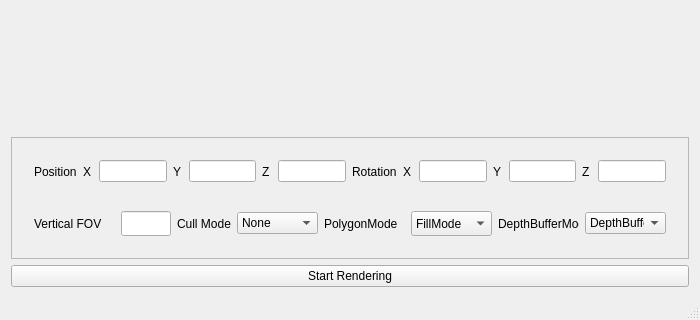
Before: the Qt Designer form graytracer.ui in wolfand11/GRaytracer, drawn with Qt 5; both pictures show x 0 to 700 and y 380 to 700 of the 700 by 700 pixel window.
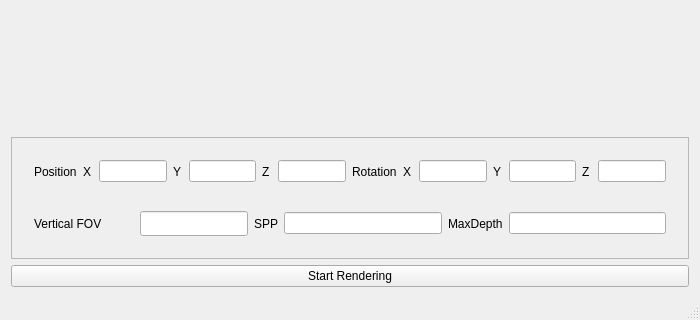
After: the same form once the commit is applied.

```diff
--- a/graytracer.ui
+++ b/graytracer.ui
@@ -447,113 +447,22 @@
           <item>
            <widget class="QLabel" name="cullModeLabel">
             <property name="text">
-             <string>Cull Mode</string>
+             <string>SPP</string>
             </property>
            </widget>
           </item>
           <item>
-           <widget class="QComboBox" name="cullModeCB">
-            <item>
-             <property name="text">
-              <string>None</string>
-             </property>
-            </item>
-            <item>
-             <property name="text">
-              <string>Front</string>
-             </property>
-            </item>
-            <item>
-             <property name="text">
-              <string>Back</string>
-             </property>
-            </item>
-            <item>
-             <property name="text">
-              <string>UseShaderSetting</string>
-             </property>
-            </item>
-           </widget>
+           <widget class="QLineEdit" name="sppEdit"/>
           </item>
           <item>
-           <widget class="QLabel" name="polygonMLabel">
-            <property name="minimumSize">
-             <size>
-              <width>100</width>
-              <height>25</height>
-             </size>
-            </property>
-            <property name="maximumSize">
-             <size>
-              <width>100</width>
-              <height>25</height>
-             </size>
-            </property>
+           <widget class="QLabel" name="depthLabel">
             <property name="text">
-             <string>PolygonMode</string>
+             <string>MaxDepth</string>
             </property>
            </widget>
           </item>
           <item>
-           <widget class="QComboBox" name="fillModeCB">
-            <property name="minimumSize">
-             <size>
-              <width>0</width>
-              <height>25</height>
-             </size>
-            </property>
-            <property name="editable">
-             <bool>false</bool>
-            </property>
-            <property name="currentIndex">
-             <number>2</number>
-            </property>
-            <item>
-             <property name="text">
-              <string>PointMode</string>
-             </property>
-            </item>
-            <item>
-             <property name="text">
-              <string>LineMode</string>
-             </property>
-            </item>
-            <item>
-             <property name="text">
-              <string>FillMode</string>
-             </property>
-            </item>
-           </widget>
-          </item>
-          <item>
-           <widget class="QLabel" name="depthBMLabel">
-            <property name="maximumSize">
-             <size>
-              <width>100</width>
-              <height>25</height>
-             </size>
-            </property>
-            <property name="text">
-             <string>DepthBufferMode</string>
-            </property>
-           </widget>
-          </item>
-          <item>
-           <widget class="QComboBox" name="depthBModeCB">
-            <property name="currentIndex">
-             <number>0</number>
-            </property>
-            <item>
-             <property name="text">
-              <string>DepthBuffer</string>
-             </property>
-            </item>
-            <item>
-             <property name="text">
-              <string>WBuffer</string>
-             </property>
-            </item>
-           </widget>
+           <widget class="QLineEdit" name="depthLineEdit"/>
           </item>
          </layout>
         </widget>
```
Left out of the diff: 2 changed lines with no effect on the pictures.
